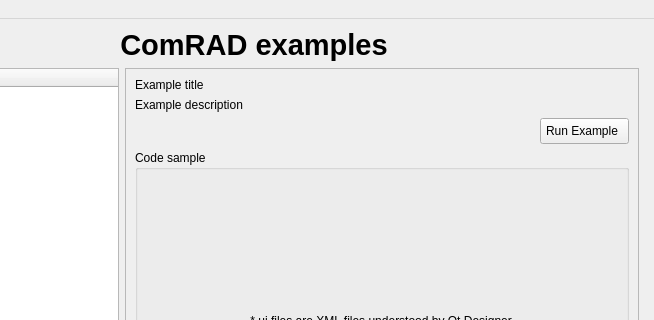
Before: the Qt Designer form comrad/examples/main.ui in jfpatrick/accsoft-gui-rad-comrad, drawn with Qt 5; both pictures show x 146 to 800 and y 0 to 320 of the 800 by 600 pixel window.
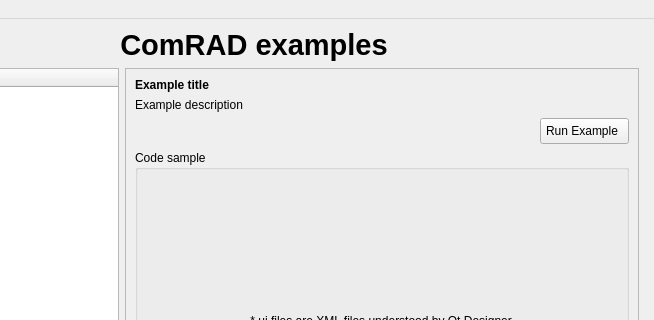
After: the same form once the commit is applied. The open tabs and pages were chosen to show the change. Icons and pictures are not drawn.

Commit message: Showing entrypoint by default instead of any first file. Bold title

Patch:
```diff
--- a/comrad/examples/main.ui
+++ b/comrad/examples/main.ui
@@ -126,6 +126,12 @@
              </property>
              <item>
               <widget class="QLabel" name="example_title_label">
+               <property name="font">
+                <font>
+                 <weight>75</weight>
+                 <bold>true</bold>
+                </font>
+               </property>
                <property name="text">
                 <string>Example title</string>
                </property>
```
Left out of the diff: 5 changed lines with no effect on the pictures. The commit also changes 1 other file.
